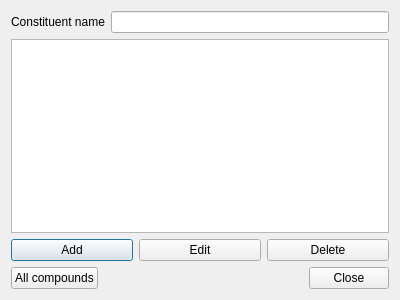
Old version of the form src/ui/databaseeditordialog.ui in the repository echmet/PeakMasterNG.
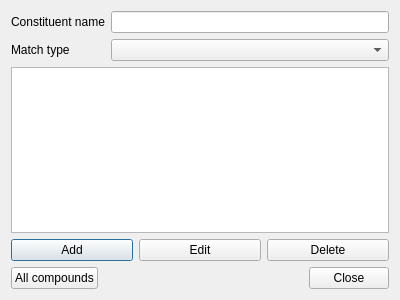
New version of the form. Custom widgets are drawn as their Qt base class.

Patch:
```diff
--- a/src/ui/databaseeditordialog.ui
+++ b/src/ui/databaseeditordialog.ui
@@ -15,17 +15,34 @@
   </property>
   <layout class="QVBoxLayout" name="verticalLayout">
    <item>
-    <layout class="QHBoxLayout" name="horizontalLayout">
-     <item>
+    <layout class="QFormLayout" name="formLayout">
+     <item row="0" column="0">
       <widget class="QLabel" name="ql_constituentName">
        <property name="text">
         <string>Constituent name</string>
        </property>
       </widget>
      </item>
-     <item>
+     <item row="0" column="1">
       <widget class="QLineEdit" name="qle_constituentName"/>
      </item>
+     <item row="1" column="0">
+      <widget class="QLabel" name="ql_matchType">
+       <property name="text">
+        <string>Match type</string>
+       </property>
+      </widget>
+     </item>
+     <item row="1" column="1">
+      <widget class="QComboBox" name="qcbox_matchType">
+       <property name="sizePolicy">
+        <sizepolicy hsizetype="MinimumExpanding" vsizetype="Fixed">
+         <horstretch>0</horstretch>
+         <verstretch>0</verstretch>
+        </sizepolicy>
+       </property>
+      </widget>
+     </item>
     </layout>
    </item>
    <item>
```
